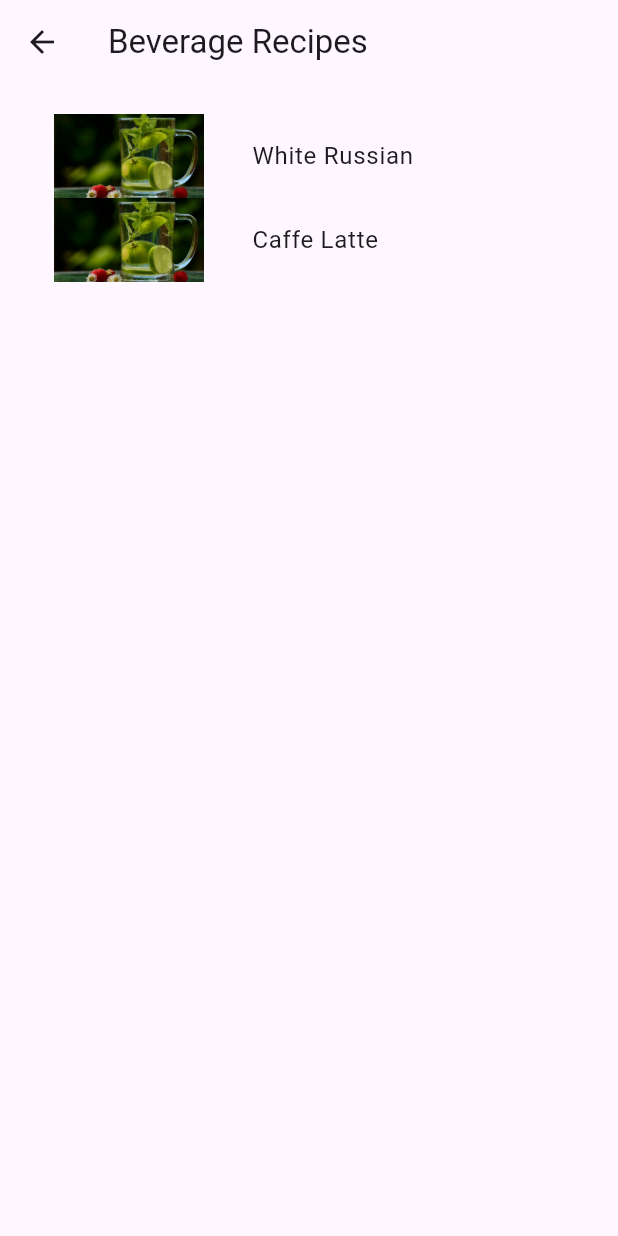
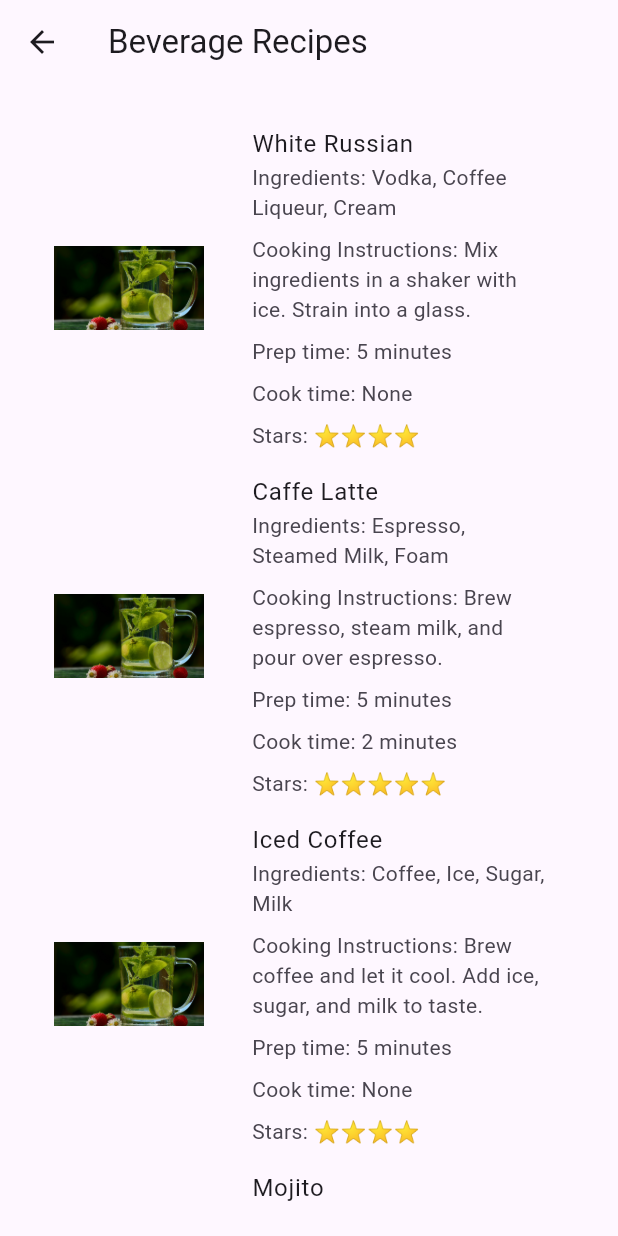
Before and after one commit to elfam91/simple_recipe_app, a Flutter app: the BeverageRecipePage screen opened directly, on a phone screen of 412 x 824 dp. Run offline on Flutter 3.47's test engine with Material 3 defaults, Android fonts, the phone set to English and light mode, and no system bars; network calls fail.

```diff
--- a/lib/pages/home_page.dart
+++ b/lib/pages/home_page.dart
@@ -18,9 +18,10 @@ class _HomePageState extends State<HomePage> {
   TextEditingController _searchController = TextEditingController();
   String _searchQuery = '';
 
+  // Updated recipes map: Pancakes now belongs to the 'Breakfast' category
   final Map<String, String> _recipes = {
     'Ice Cream': 'assets/ice_cream.jpg',
-    'Pancakes': 'assets/breakfast.jpg',
+    'Pancakes': 'assets/breakfast.jpg',  // Pancakes is now part of Breakfast
     'Taco': 'assets/taco.jpg',
     'Coffee': 'assets/coffee.jpg',
     'Spaghetti': 'assets/spaghetti.jpg',
@@ -125,6 +126,7 @@ class _HomePageState extends State<HomePage> {
             ),
             SizedBox(height: 20),
 
+            // Meal type cards
             Container(
               height: 110,
               child: ListView(
@@ -210,7 +212,7 @@ class _HomePageState extends State<HomePage> {
                       );
                     },
                     child: MealTypeCard(
-                      title: 'Breakfast',
+                      title: 'Snack',
                       icon: Icons.fastfood,
                     ),
                   ),
@@ -249,7 +251,7 @@ class _HomePageState extends State<HomePage> {
                         Navigator.push(
                           context,
                           MaterialPageRoute(
-                            builder: (context) => DessertRecipePage(),
+                            builder: (context) => BreakfastRecipePage(),  // Changed to Breakfast
                           ),
                         );
                       } else if (recipe == 'Taco' || recipe == 'Spaghetti') {
@@ -270,7 +272,7 @@ class _HomePageState extends State<HomePage> {
                         Navigator.push(
                           context,
                           MaterialPageRoute(
-                            builder: (context) => LunchRecipePage(),  // Navigate to LunchPage now
+                            builder: (context) => LunchRecipePage(),
                           ),
                         );
                       }
--- a/lib/recipes/beverage_recipe_page.dart
+++ b/lib/recipes/beverage_recipe_page.dart
@@ -11,13 +11,13 @@ class BeverageRecipePage extends StatelessWidget {
         padding: EdgeInsets.all(20),
         child: ListView(
           children: [
-            // Add lunch recipes here
-            ListTile(leading:
-            Container(
+            // First Recipe: White Russian
+            ListTile(
+              leading: Container(
                 width: 100, // Set the desired width
                 height: 100, // Set the desired height
                 child: Image.asset(
-                'assets/beverage.jpg',
+                  'assets/beverage.jpg', // Image for the recipe
                   fit: BoxFit.cover, // This ensures the image fills the container
                 ),
               ),
@@ -25,13 +25,32 @@ class BeverageRecipePage extends StatelessWidget {
                 padding: EdgeInsets.only(left: 16), // Add space between image and title
                 child: Text('White Russian'),
               ),
+              subtitle: Padding(
+                padding: EdgeInsets.only(left: 16), // Space between the title and ingredients
+                child: Column(
+                  crossAxisAlignment: CrossAxisAlignment.start,
+                  children: [
+                    Text('Ingredients: Vodka, Coffee Liqueur, Cream'),
+                    SizedBox(height: 8),
+                    Text('Cooking Instructions: Mix ingredients in a shaker with ice. Strain into a glass.'),
+                    SizedBox(height: 8),
+                    Text('Prep time: 5 minutes'),
+                    SizedBox(height: 8),
+                    Text('Cook time: None'),
+                    SizedBox(height: 8),
+                    Text('Stars: ⭐⭐⭐⭐'),
+                  ],
                 ),
-            ListTile(leading:
-            Container(
+              ),
+            ),
+
+            // Second Recipe: Caffe Latte
+            ListTile(
+              leading: Container(
                 width: 100, // Set the desired width
                 height: 100, // Set the desired height
                 child: Image.asset(
-                'assets/beverage.jpg',
+                  'assets/beverage.jpg', // Image for the recipe
                   fit: BoxFit.cover, // This ensures the image fills the container
                 ),
               ),
@@ -39,8 +58,92 @@ class BeverageRecipePage extends StatelessWidget {
                 padding: EdgeInsets.only(left: 16), // Add space between image and title
                 child: Text('Caffe Latte'),
               ),
+              subtitle: Padding(
+                padding: EdgeInsets.only(left: 16), // Space between the title and ingredients
+                child: Column(
+                  crossAxisAlignment: CrossAxisAlignment.start,
+                  children: [
+                    Text('Ingredients: Espresso, Steamed Milk, Foam'),
+                    SizedBox(height: 8),
+                    Text('Cooking Instructions: Brew espresso, steam milk, and pour over espresso.'),
+                    SizedBox(height: 8),
+                    Text('Prep time: 5 minutes'),
+                    SizedBox(height: 8),
+                    Text('Cook time: 2 minutes'),
+                    SizedBox(height: 8),
+                    Text('Stars: ⭐⭐⭐⭐⭐'),
+                  ],
                 ),
-            // Add more lunch recipes here
+              ),
+            ),
+
+            // Third Recipe: Iced Coffee
+            ListTile(
+              leading: Container(
+                width: 100, // Set the desired width
+                height: 100, // Set the desired height
+                child: Image.asset(
+                  'assets/beverage.jpg', // Image for the recipe
+                  fit: BoxFit.cover, // This ensures the image fills the container
+                ),
+              ),
+              title: Padding(
+                padding: EdgeInsets.only(left: 16), // Add space between image and title
+                child: Text('Iced Coffee'),
+              ),
+              subtitle: Padding(
+                padding: EdgeInsets.only(left: 16), // Space between the title and ingredients
+                child: Column(
+                  crossAxisAlignment: CrossAxisAlignment.start,
+                  children: [
+                    Text('Ingredients: Coffee, Ice, Sugar, Milk'),
+                    SizedBox(height: 8),
+                    Text('Cooking Instructions: Brew coffee and let it cool. Add ice, sugar, and milk to taste.'),
+                    SizedBox(height: 8),
+                    Text('Prep time: 5 minutes'),
+                    SizedBox(height: 8),
+                    Text('Cook time: None'),
+                    SizedBox(height: 8),
+                    Text('Stars: ⭐⭐⭐⭐'),
+                  ],
+                ),
+              ),
+            ),
+
+            // Fourth Recipe: Mojito
+            ListTile(
+              leading: Container(
+                width: 100, // Set the desired width
+                height: 100, // Set the desired height
+                child: Image.asset(
+                  'assets/beverage.jpg', // Image for the recipe
+                  fit: BoxFit.cover, // This ensures the image fills the container
+                ),
+              ),
+              title: Padding(
+                padding: EdgeInsets.only(left: 16), // Add space between image and title
+                child: Text('Mojito'),
+              ),
+              subtitle: Padding(
+                padding: EdgeInsets.only(left: 16), // Space between the title and ingredients
+                child: Column(
+                  crossAxisAlignment: CrossAxisAlignment.start,
+                  children: [
+                    Text('Ingredients: Rum, Lime, Mint, Sugar, Soda Water'),
+                    SizedBox(height: 8),
+                    Text('Cooking Instructions: Muddle mint and lime, then add rum, sugar, and soda water.'),
+                    SizedBox(height: 8),
+                    Text('Prep time: 10 minutes'),
+                    SizedBox(height: 8),
+                    Text('Cook time: None'),
+                    SizedBox(height: 8),
+                    Text('Stars: ⭐⭐⭐⭐⭐'),
+                  ],
+                ),
+              ),
+            ),
+
+            // Add more beverage recipes here following the same structure
           ],
         ),
       ),
--- a/lib/recipes/breakfast_recipe_page.dart
+++ b/lib/recipes/breakfast_recipe_page.dart
@@ -11,13 +11,13 @@ class BreakfastRecipePage extends StatelessWidget {
         padding: EdgeInsets.all(20),
         child: ListView(
           children: [
-            // Add lunch recipes here
-            ListTile(leading:
-            Container(
+            // First Recipe: Pancakes
+            ListTile(
+              leading: Container(
                 width: 100, // Set the desired width
                 height: 100, // Set the desired height
                 child: Image.asset(
-                'assets/breakfast.jpg',
+                  'assets/breakfast.jpg', // Image for the recipe
                   fit: BoxFit.cover, // This ensures the image fills the container
                 ),
               ),
@@ -25,22 +25,30 @@ class BreakfastRecipePage extends StatelessWidget {
                 padding: EdgeInsets.only(left: 16), // Add space between image and title
                 child: Text('Pancakes'),
               ),
+              subtitle: Padding(
+                padding: EdgeInsets.only(left: 16), // Space between the title and ingredients
+                child: Column(
+                  crossAxisAlignment: CrossAxisAlignment.start,
+                  children: [
+                    Text('Ingredients: Flour, baking powder, sugar, salt, milk and butter, egg'),
+                    SizedBox(height: 8),
+                    Text('Cooking Instructions: '
+                        '1. Sift the dry ingredients together, '
+                        '2. Make a well, then add the wet ingredients. Stir to combine, '
+                        '3. Scoop the batter onto a hot griddle or pan, '
+                        '4. Cook for two to three minutes, then flip, '
+                        '5. Continue cooking until brown on both sides.'
                     ),
-            ListTile(leading:
-            Container(
-              width: 100, // Set the desired width
-              height: 100, // Set the desired height
-              child: Image.asset(
-                'assets/breakfast.jpg',
-                fit: BoxFit.cover, // This ensures the image fills the container
+                    SizedBox(height: 8),
+                    Text('Prep time: 5 minutes'),
+                    SizedBox(height: 8),
+                    Text('Cook time: 15 minutes'),
+                    SizedBox(height: 8),
+                    Text('Stars: ⭐⭐⭐⭐⭐'),
+                  ],
                 ),
               ),
-              title: Padding(
-                padding: EdgeInsets.only(left: 16), // Add space between image and title
-                child: Text('Toast'),
             ),
-            ),
-            // Add more lunch recipes here
           ],
         ),
       ),
```
Also changed, not shown: lib/documentation/images.dart (added), lib/documentation/recipes.dart (added). Lines whose indentation alone changed are shown as unchanged.
